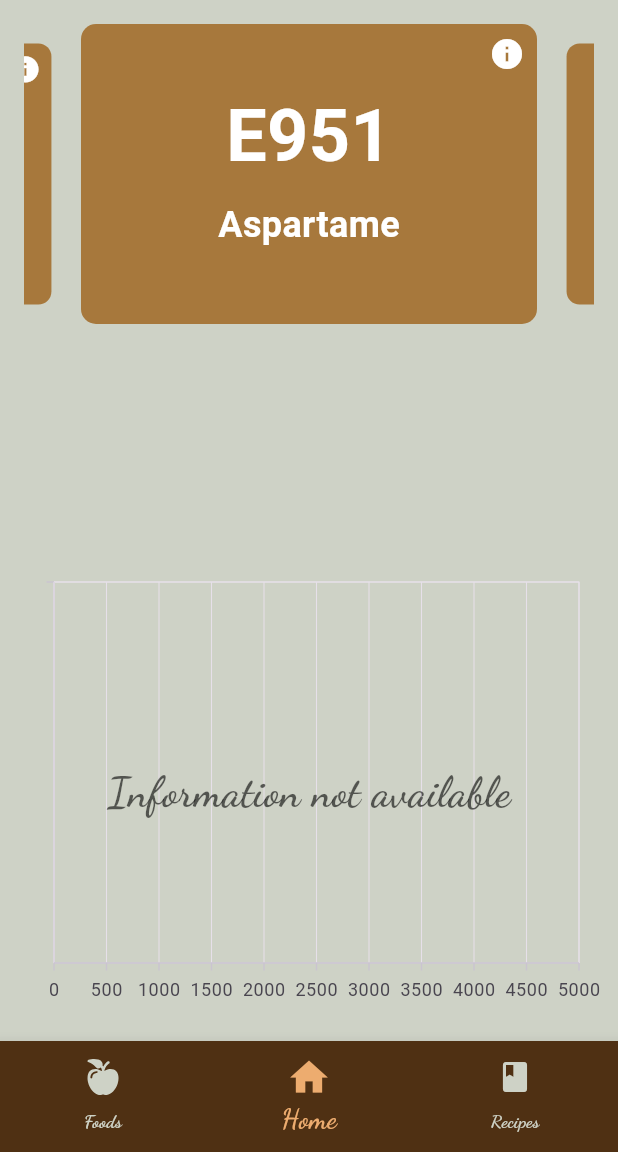
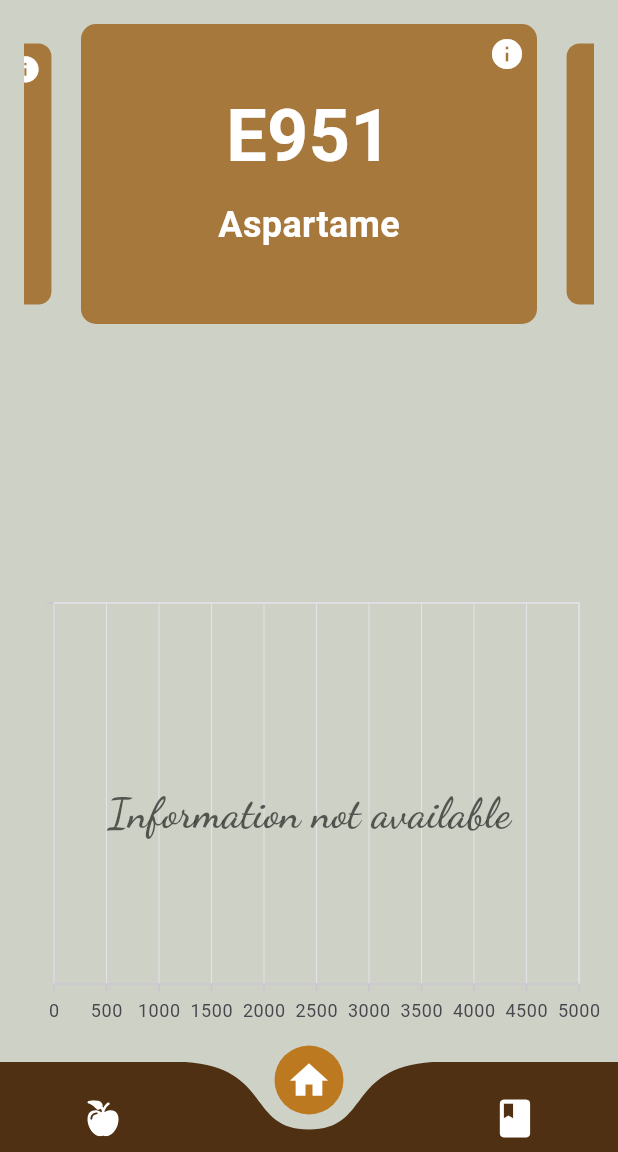
Before and after one commit to Sergio-Hernando/NutriTeca, a Flutter app: the screen it shows after launch, on a phone screen of 412 x 824 dp, the part 84-1236 px from its top. Run offline on Flutter 3.47's test engine with Material 3 defaults, Android fonts, the phone set to English and light mode, and no system bars; drawn by our look-alikes of carousel_slider, curved_navigation_bar; our stand-ins replace animated_custom_dropdown, dio, flutter_bloc, flutter_svg, freezed_annotation, get_it and 5 more; accounts and stored records are empty; generated files the repository leaves out were written again.

Commit message:
some changes

```diff
--- a/lib/presentation/screens/base_screen/base_screen.dart
+++ b/lib/presentation/screens/base_screen/base_screen.dart
@@ -1,5 +1,6 @@
 import 'dart:io';
 
+import 'package:curved_navigation_bar/curved_navigation_bar.dart';
 import 'package:flutter/material.dart';
 import 'package:flutter_svg/flutter_svg.dart';
 import 'package:food_macros/core/constants/app_colors.dart';
@@ -49,12 +50,59 @@ class _BaseScreenState extends State<BaseScreen> {
           },
           screenIndex: _selectedIndex,
         ),
-        body: SizedBox(
-          width: double.infinity,
-          height: double.infinity,
-          child: widget.navigationShell,
+        body: widget.navigationShell,
+        bottomNavigationBar: CurvedNavigationBar(
+          backgroundColor: AppColors.foreground,
+          color: AppColors.background,
+          buttonBackgroundColor:
+              AppColors.secondary, // Color del botón seleccionado
+          height: 60,
+          animationDuration: const Duration(milliseconds: 300),
+          index: _selectedIndex,
+          onTap: (index) {
+            setState(() {
+              _selectedIndex = index;
+            });
+            _goBranch(_selectedIndex);
+          },
+          items: <Widget>[
+            SvgPicture.asset(
+              'assets/icons/nutrition_icon.svg',
+              width: 24,
+              height: 24,
+              color: Colors.white,
+            ),
+            const Icon(
+              Icons.home,
+              size: 30,
+              color: Colors.white,
+            ),
+            const Icon(
+              Icons.book,
+              size: 30,
+              color: Colors.white,
+            ),
+          ],
         ),
-        bottomNavigationBar: BottomNavigationBar(
+
+        /*  CurvedNavigationBar(
+          backgroundColor: Colors.transparent,
+          animationDuration: const Duration(milliseconds: 300),
+          color: Colors.white,
+          height: 70,
+          items: const [
+            Icon(Icons.tv, size: 30),
+            Icon(Icons.search, size: 30),
+            Icon(Icons.bookmark_outline, size: 30),
+          ],
+          onTap: (value) {
+            setState(() {
+              _selectedIndex = value;
+            });
+            _goBranch(_selectedIndex);
+          },
+        ), */
+        /* BottomNavigationBar(
           type: BottomNavigationBarType.fixed,
           showUnselectedLabels: true,
           backgroundColor: AppColors.background,
@@ -98,7 +146,7 @@ class _BaseScreenState extends State<BaseScreen> {
               label: context.localizations.recipesScreen,
             ),
           ],
-        ),
+        ), */
         floatingActionButton: _selectedIndex == 1
             ? null
             : FloatingActionButton(
--- a/pubspec.yaml
+++ b/pubspec.yaml
@@ -32,6 +32,7 @@ dependencies:
   path_provider: ^2.1.4
   provider: ^6.1.2
   intl: ^0.19.0
+  curved_navigation_bar: ^1.0.6
 
 
 dev_dependencies:
```
